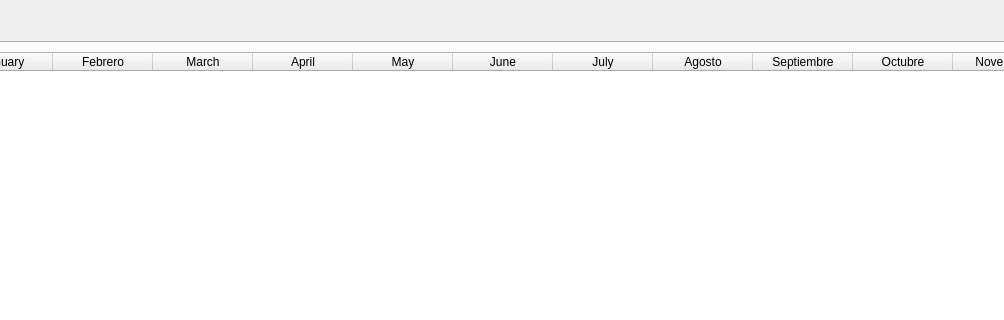
First picture: the form in ui/wdgConceptsHistorical.ui, repository turulomio/xulpymoney, before the edit; both pictures show x 170 to 1174 and y 0 to 320 of the 1280 by 612 pixel window.
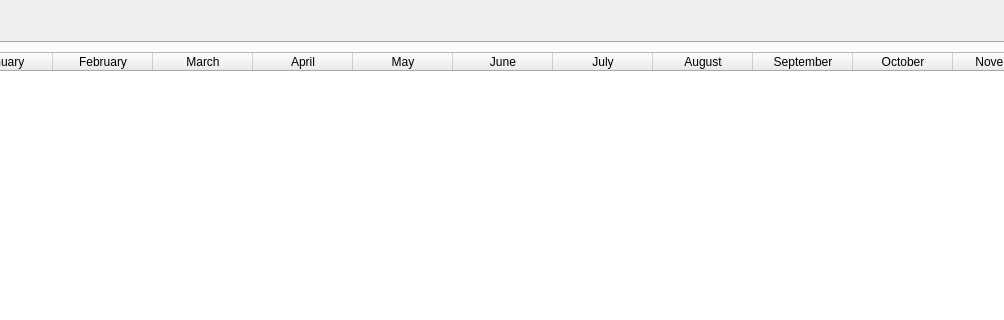
Second picture: the form after the edit. Icons and pictures are not drawn. Custom widgets are drawn as their Qt base class.

What changed in the file:
```diff
--- a/ui/wdgConceptsHistorical.ui
+++ b/ui/wdgConceptsHistorical.ui
@@ -66,7 +66,7 @@
            </column>
            <column>
             <property name="text">
-             <string>Febrero</string>
+             <string>February</string>
             </property>
            </column>
            <column>
@@ -96,17 +96,17 @@
            </column>
            <column>
             <property name="text">
-             <string>Agosto</string>
+             <string>August</string>
             </property>
            </column>
            <column>
             <property name="text">
-             <string>Septiembre</string>
+             <string>September</string>
             </property>
            </column>
            <column>
             <property name="text">
-             <string>Octubre</string>
+             <string>October</string>
             </property>
            </column>
            <column>
```
